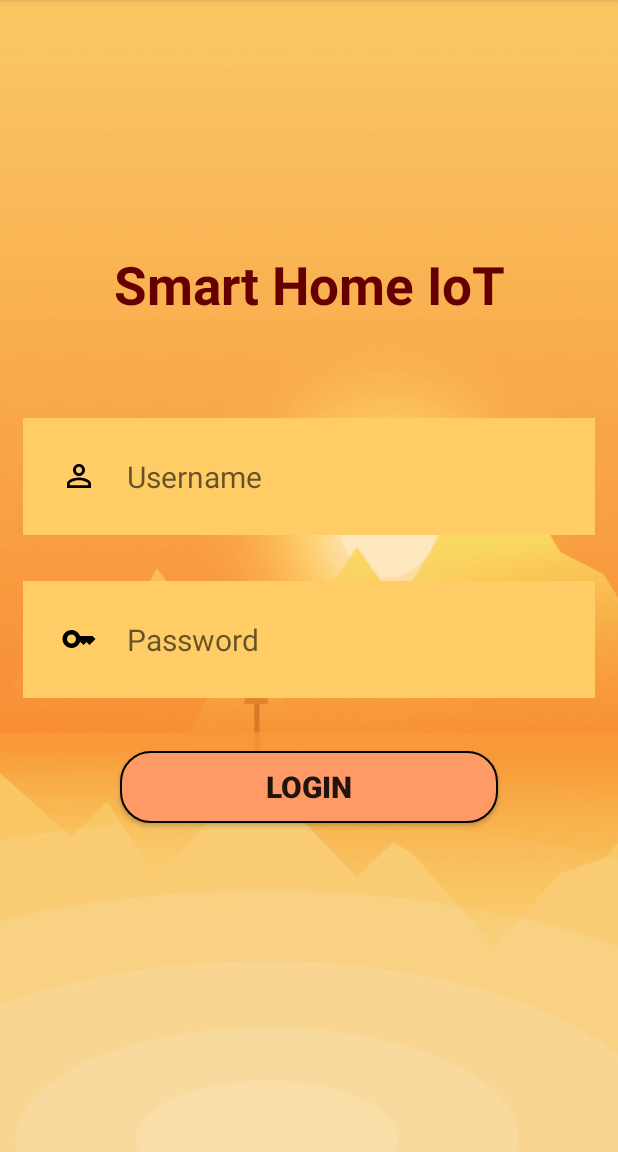
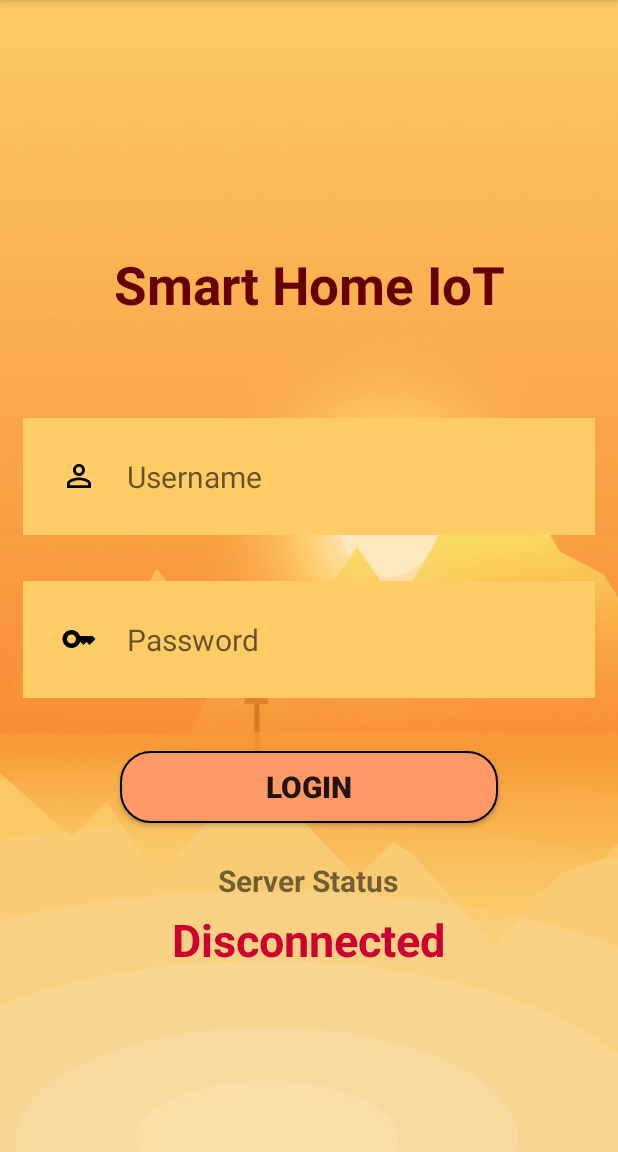
Before and after one commit to HCMUT-HK222-DADN/IoT_FE_AndriodStudio, an Android app: the screen it shows after launch (MainActivity), on a phone screen of 412 x 824 dp, the part 84-1236 px from its top. Run offline under Robolectric (Android 15) with nearby library versions, the phone set to English and light mode, and no system bars.

Commit message:
Create websocket on log in page

```diff
--- a/app/src/main/java/Demo/Android/AppCompatActivityExtended.java
+++ b/app/src/main/java/Demo/Android/AppCompatActivityExtended.java
@@ -5,7 +5,6 @@ import android.support.v7.app.AppCompatActivity;
 import org.json.JSONObject;
 
 public class AppCompatActivityExtended extends AppCompatActivity {
-    public void updateSensor() {}
-    public void displayIncomingText(String a) {}
     public void updateSensorValue(JSONObject jsonObject) {}
+    public void updateServerStatus(String noti) {}
 }
--- a/app/src/main/java/Demo/Android/MainActivity.java
+++ b/app/src/main/java/Demo/Android/MainActivity.java
@@ -1,7 +1,5 @@
 package Demo.Android;
-
 import android.content.Intent;
-import android.support.v7.app.AppCompatActivity;
 import android.os.Bundle;
 import android.util.Log;
 import android.view.View;
@@ -9,84 +7,46 @@ import android.widget.Button;
 import android.widget.TextView;
 import android.widget.Toast;
 
-import org.eclipse.paho.client.mqttv3.IMqttDeliveryToken;
-import org.eclipse.paho.client.mqttv3.MqttCallbackExtended;
-import org.eclipse.paho.client.mqttv3.MqttMessage;
 
-public class MainActivity extends AppCompatActivity {
-    MQTTHelper mqttHelper;
-    TextView txtTemp, txtHumi;
+public class MainActivity extends AppCompatActivityExtended {
+    private WebSocketManager webSocketManager;
     private Button Login_button;
-//    DbHumi HumiHelper;
-//    DbTemp TempHelper;
+    private TextView serverStatus;
     @Override
     protected void onCreate(Bundle savedInstanceState) {
         super.onCreate(savedInstanceState);
         setContentView(R.layout.activity_main);
-//        txtTemp = findViewById(R.id.txtTemperature);
-//        txtHumi = findViewById(R.id.txtHumidity)
+
+        // ---------------------------- Create buttons and views
         TextView username = (TextView) findViewById(R.id.username);
         TextView password = (TextView) findViewById(R.id.password);
         Login_button = (Button) findViewById(R.id.Button_login);
+        serverStatus = findViewById(R.id.serverStatus);
 
-//        HumiHelper = new DbHumi(this);
-//        TempHelper = new DbTemp(this);
-        //Dòng này nên comment khi demo, dòng xóa hết dữ liệu của bảng
-//        HumiHelper.deleteAllData();
-//       TempHelper.deleteAllData();
-        //Login function
+        // ---------------------------- Create new websocket
+        webSocketManager = new WebSocketManager(MainActivity.this);
+        webSocketManager.start();
+
+        // ---------------------------- Create listener
         Login_button.setOnClickListener(new View.OnClickListener() {
             @Override
             public void onClick(View view) {
-//                if (username.getText().toString().equals("admin") && password.getText().toString().equals("admin")) {
-//                    Toast.makeText(MainActivity.this, "Login successful", Toast.LENGTH_SHORT).show();
-//                    Loginsuccess();
-//                } else {
-//                    Toast.makeText(MainActivity.this, "Login fail!!!", Toast.LENGTH_SHORT).show();
-//                }
                 Loginsuccess();
             }
         });
-        //startMQTT();
     }
 
-    // Hàm chuyển trang sau khi đăng nhập thành công
+    // ---------------------------- Additional method
     public void Loginsuccess() {
         Intent intent = new Intent(this, MainActivity3.class);
         startActivity(intent);
     }
-
-//    public void startMQTT(){
-//        mqttHelper = new MQTTHelper(this    );
-//        mqttHelper.setCallback(new MqttCallbackExtended() {
-//            @Override
-//            public void connectComplete(boolean reconnect, String serverURI) {
-//
-//            }
-//
-//            @Override
-//            public void connectionLost(Throwable cause) {
-//
-//            }
-//
-//            @Override
-//            public void messageArrived(String topic, MqttMessage message) throws Exception {
-////                    Log.d("TEST",topic + "---" + message.toString());
-////                    if(topic.contains("humi-info")){
-////                        txtHumi.setText(message.toString()+"%");
-////                    }
-////                else if(topic.contains("temp-info")){
-////                    txtTemp.setText(message.toString()+"°C");
-////                }
-//            }
-//
-//            @Override
-//            public void deliveryComplete(IMqttDeliveryToken token) {
-//
-//            }
-//        });
-//    }
-//}
+    public void updateServerStatus(String noti) {
+        runOnUiThread(new Runnable() {
+            @Override
+            public void run() {
+                serverStatus.setText(noti);
+            }
+        });
+    }
 }
-
-// Test Git
--- a/app/src/main/java/Demo/Android/WebSocketManager.java
+++ b/app/src/main/java/Demo/Android/WebSocketManager.java
@@ -1,5 +1,4 @@
 package Demo.Android;
-import android.support.v7.app.AppCompatActivity;
 import android.util.Log;
 import org.json.JSONException;
 import org.json.JSONObject;
@@ -41,7 +40,7 @@ public class WebSocketManager extends WebSocketListener {
     @Override
     public void onOpen(WebSocket webSocket, Response response) {
         // WebSocket connection opened
-        this.activity.displayIncomingText("Connected!");
+        this.activity.updateServerStatus("Connected");
     }
 
     @Override
--- a/app/src/main/res/layout/activity_main.xml
+++ b/app/src/main/res/layout/activity_main.xml
@@ -81,8 +81,32 @@
     <LinearLayout
         android:layout_width="match_parent"
         android:layout_height="0dp"
-        android:layout_weight="5"
-        >
+        android:layout_weight="5">
+
+        <LinearLayout
+            android:layout_width = "match_parent"
+            android:layout_height = "90dp"
+            android:layout_weight = "1.5"
+            android:orientation="vertical"
+            android:gravity="center_horizontal">
+            <TextView
+                android:layout_width="wrap_content"
+                android:layout_height="wrap_content"
+                android:text="Server Status"
+                android:textSize="20dp"
+                android:textStyle="bold"/>
+            <TextView
+                android:id="@+id/serverStatus"
+                android:layout_marginTop="5dp"
+                android:layout_width="wrap_content"
+                android:layout_height="wrap_content"
+                android:layout_below="@+id/motionview"
+                android:text="Disconnected"
+                android:textSize="30dp"
+                android:textStyle="bold"
+                android:textColor="#CC0033"/>
+        </LinearLayout>
+
     </LinearLayout>
 
 </LinearLayout>
```
Also changed, not shown: app/src/main/java/Demo/Android/MainActivity3.java (+9 -7 lines), app/src/main/java/Demo/Android/WorkingActivity.java (added, +76 -0 lines).
